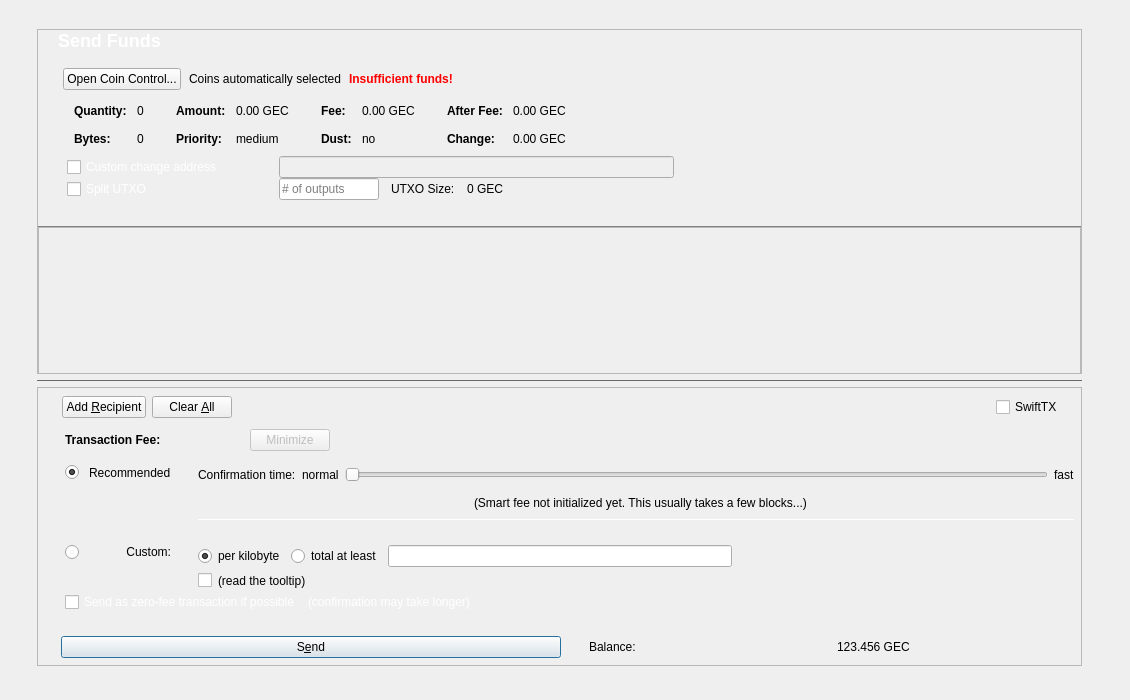
Above: src/qt/forms/sendcoinsdialog.ui from rivanando/GoldEgg before the change. Below: the same form after it.
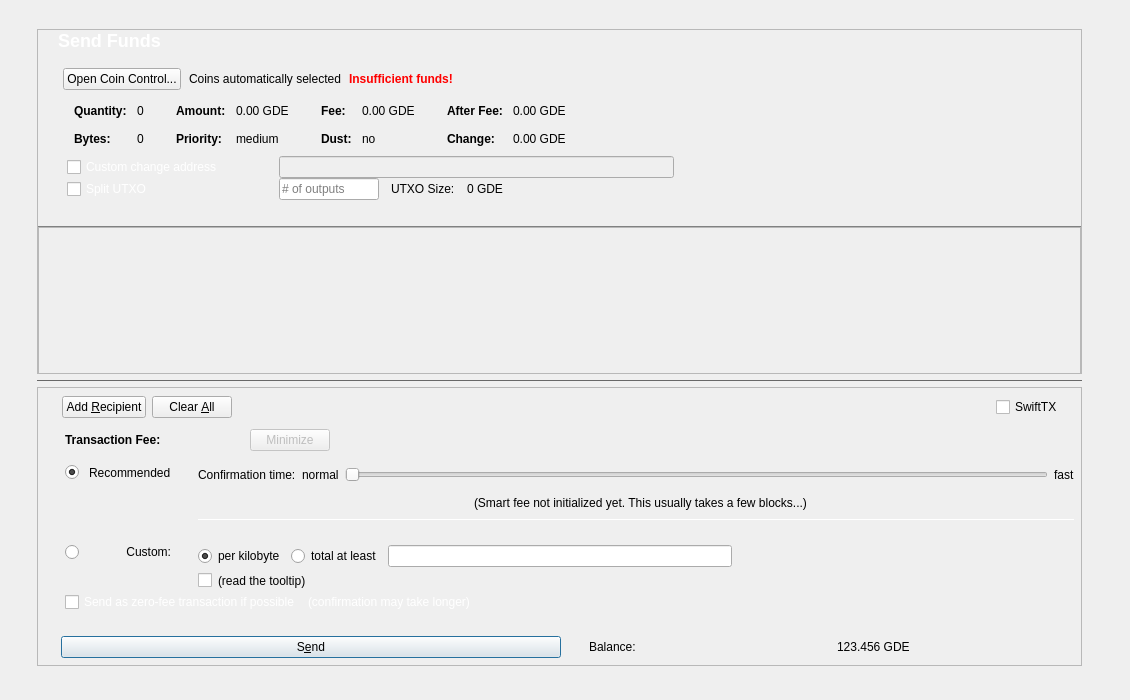
That is the form after the change. Icons and pictures are not drawn. Custom widgets are drawn as their Qt base class.

The edit to the form file:
```diff
--- a/src/qt/forms/sendcoinsdialog.ui
+++ b/src/qt/forms/sendcoinsdialog.ui
@@ -398,7 +398,7 @@
                           <enum>Qt::ActionsContextMenu</enum>
                          </property>
                          <property name="text">
-                          <string notr="true">0.00 GEC</string>
+                          <string notr="true">0.00 GDE</string>
                          </property>
                          <property name="textInteractionFlags">
                           <set>Qt::LinksAccessibleByMouse|Qt::TextSelectableByKeyboard|Qt::TextSelectableByMouse</set>
@@ -478,7 +478,7 @@
                           <enum>Qt::ActionsContextMenu</enum>
                          </property>
                          <property name="text">
-                          <string notr="true">0.00 GEC</string>
+                          <string notr="true">0.00 GDE</string>
                          </property>
                          <property name="textInteractionFlags">
                           <set>Qt::LinksAccessibleByMouse|Qt::TextSelectableByKeyboard|Qt::TextSelectableByMouse</set>
@@ -558,7 +558,7 @@
                           <enum>Qt::ActionsContextMenu</enum>
                          </property>
                          <property name="text">
-                          <string notr="true">0.00 GEC</string>
+                          <string notr="true">0.00 GDE</string>
                          </property>
                          <property name="textInteractionFlags">
                           <set>Qt::LinksAccessibleByMouse|Qt::TextSelectableByKeyboard|Qt::TextSelectableByMouse</set>
@@ -587,7 +587,7 @@
                           <enum>Qt::ActionsContextMenu</enum>
                          </property>
                          <property name="text">
-                          <string notr="true">0.00 GEC</string>
+                          <string notr="true">0.00 GDE</string>
                          </property>
                          <property name="textInteractionFlags">
                           <set>Qt::LinksAccessibleByMouse|Qt::TextSelectableByKeyboard|Qt::TextSelectableByMouse</set>
@@ -769,7 +769,7 @@
                   <item>
                    <widget class="QLabel" name="labelBlockSize">
                     <property name="text">
-                     <string>0 GEC</string>
+                     <string>0 GDE</string>
                     </property>
                    </widget>
                   </item>
@@ -1777,7 +1777,7 @@
                     <cursorShape>IBeamCursor</cursorShape>
                    </property>
                    <property name="text">
-                    <string notr="true">123.456 GEC</string>
+                    <string notr="true">123.456 GDE</string>
                    </property>
                    <property name="textInteractionFlags">
                     <set>Qt::LinksAccessibleByMouse|Qt::TextSelectableByKeyboard|Qt::TextSelectableByMouse</set>
```
Left out of the diff: 4 changed lines with no effect on the pictures.
